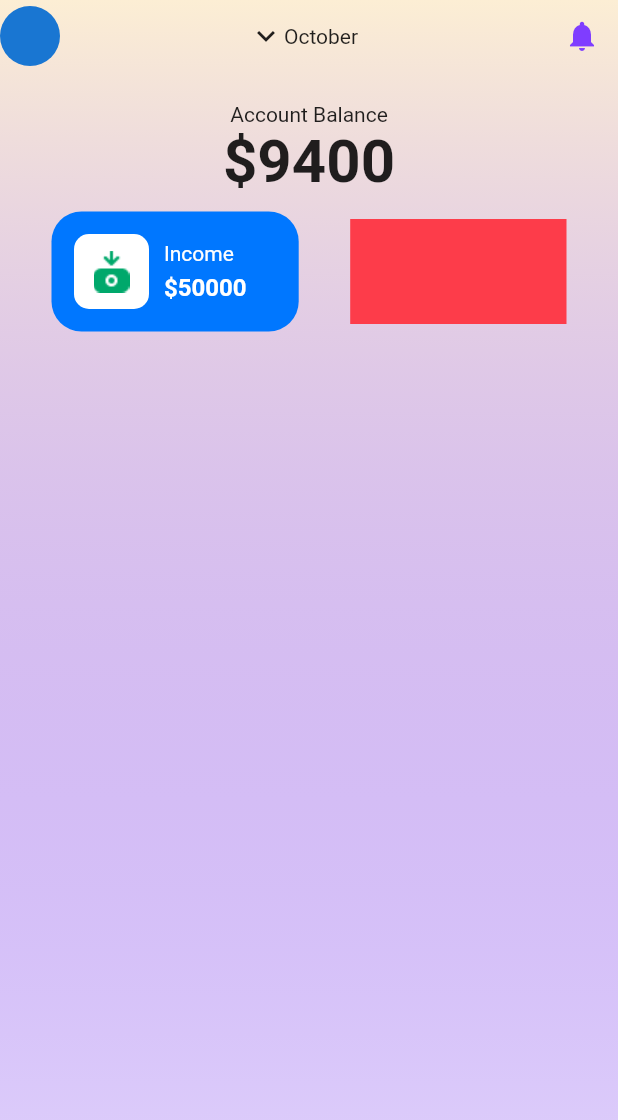
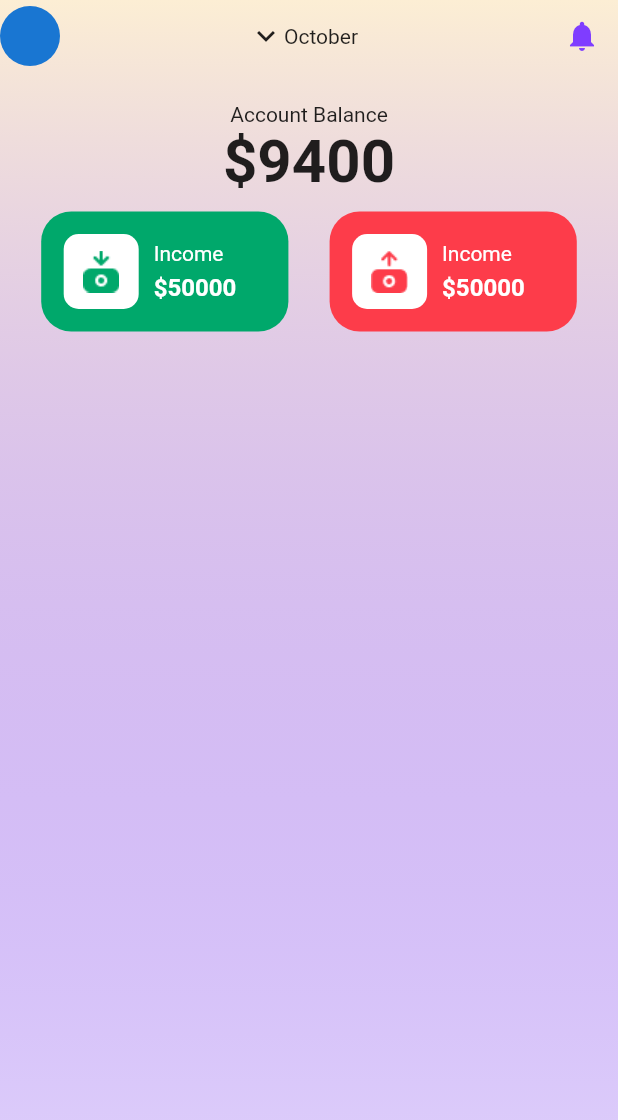
Before and after one commit to akromiafif/flutter_expense, a Flutter app: the screen it shows after launch, on a phone screen of 412 x 824 dp. Shown: the top 1120 px of the screen. Run offline on Flutter 3.47's test engine with Material 2 defaults, Android fonts, the phone set to English and light mode, and no system bars; our stand-ins replace get.

Commit message:
fix income outcome

```diff
--- a/lib/app/modules/home/views/home_view.dart
+++ b/lib/app/modules/home/views/home_view.dart
@@ -52,13 +52,9 @@ class HomeView extends GetView<HomeController> {
               const SizedBox(height: 10),
               Row(
                 mainAxisAlignment: MainAxisAlignment.spaceEvenly,
-                children: <Widget>[
-                  const InfoBalance(),
-                  Container(
-                    width: Get.width * 0.35,
-                    height: 70,
-                    color: appRed,
-                  )
+                children: const <Widget>[
+                  InfoBalance(isIncome: true),
+                  InfoBalance(isIncome: false),
                 ],
               ),
             ],
@@ -72,7 +68,10 @@ class HomeView extends GetView<HomeController> {
 class InfoBalance extends StatelessWidget {
   const InfoBalance({
     Key? key,
+    required this.isIncome,
   }) : super(key: key);
+
+  final bool isIncome;
 
   @override
   Widget build(BuildContext context) {
@@ -80,7 +79,7 @@ class InfoBalance extends StatelessWidget {
       width: Get.width * 0.4,
       padding: const EdgeInsets.all(15),
       decoration: BoxDecoration(
-        color: appBlue,
+        color: isIncome ? appGreen : appRed,
         borderRadius: BorderRadius.circular(20),
       ),
       child: Row(
@@ -92,7 +91,8 @@ class InfoBalance extends StatelessWidget {
               color: appWhite,
               borderRadius: BorderRadius.circular(10),
             ),
-            child: Image.asset("assets/icons/in.png"),
+            child: Image.asset(
+                isIncome ? "assets/icons/in.png" : "assets/icons/out.png"),
           ),
           const SizedBox(width: 10),
           Expanded(
```
